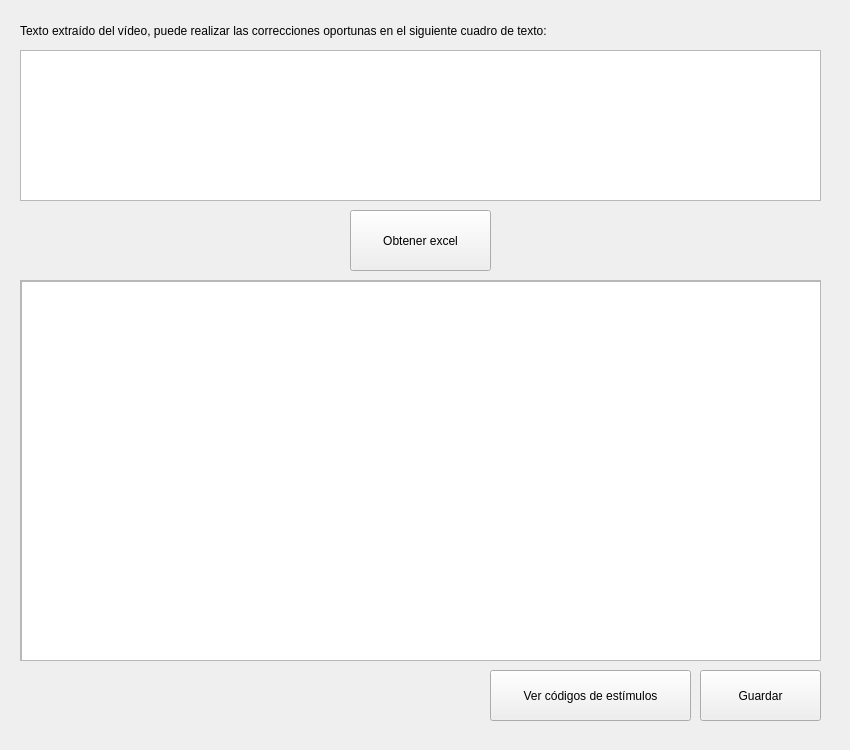
Above: Interfaz/tercerapantalla.ui from sofiamartinezparada/TFG before the change. Below: the same form after it.
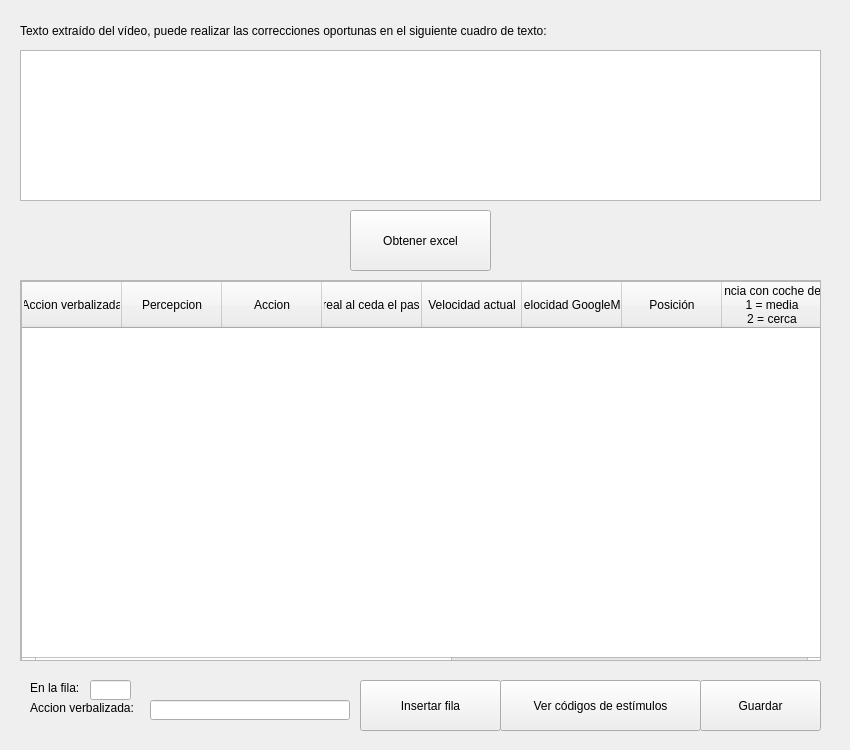
That is the form after the change.

What changed in the file:
```diff
--- a/Interfaz/tercerapantalla.ui
+++ b/Interfaz/tercerapantalla.ui
@@ -40,7 +40,7 @@
     <property name="geometry">
      <rect>
       <x>700</x>
-      <y>670</y>
+      <y>680</y>
       <width>121</width>
       <height>51</height>
      </rect>
@@ -65,8 +65,8 @@
    <widget class="QPushButton" name="ver_codigos">
     <property name="geometry">
      <rect>
-      <x>490</x>
-      <y>670</y>
+      <x>500</x>
+      <y>680</y>
       <width>201</width>
       <height>51</height>
      </rect>
@@ -105,6 +105,73 @@
         <height>391</height>
        </rect>
       </property>
+      <column>
+       <property name="text">
+        <string>Accion verbalizada</string>
+       </property>
+      </column>
+      <column>
+       <property name="text">
+        <string>Percepcion</string>
+       </property>
+      </column>
+      <column>
+       <property name="text">
+        <string>Accion</string>
+       </property>
+      </column>
+      <column>
+       <property name="text">
+        <string>Distancia real al ceda el paso (metros)</string>
+       </property>
+      </column>
+      <column>
+       <property name="text">
+        <string>Velocidad actual</string>
+       </property>
+      </column>
+      <column>
+       <property name="text">
+        <string>Límite velocidad GoogleMaps API</string>
+       </property>
+      </column>
+      <column>
+       <property name="text">
+        <string>Posición</string>
+       </property>
+      </column>
+      <column>
+       <property name="text">
+        <string>Distancia con coche delante
+1 = media
+2 = cerca</string>
+       </property>
+      </column>
+      <column>
+       <property name="text">
+        <string>Zi</string>
+       </property>
+      </column>
+      <column>
+       <property name="text">
+        <string>Zc</string>
+       </property>
+      </column>
+      <column>
+       <property name="text">
+        <string>Zd</string>
+       </property>
+      </column>
+      <column>
+       <property name="text">
+        <string>Coche en Carril izquierda</string>
+       </property>
+      </column>
+      <column>
+       <property name="text">
+        <string>Coche en Carril derecho</string>
+       </property>
+      </column>
      </widget>
     </widget>
    </widget>
@@ -121,6 +188,65 @@
      <string>Texto extraído del vídeo, puede realizar las correcciones oportunas en el siguiente cuadro de texto:</string>
     </property>
    </widget>
+   <widget class="QPushButton" name="insertar_fila">
+    <property name="geometry">
+     <rect>
+      <x>360</x>
+      <y>680</y>
+      <width>141</width>
+      <height>51</height>
+     </rect>
+    </property>
+    <property name="text">
+     <string>Insertar fila</string>
+    </property>
+   </widget>
+   <widget class="QLabel" name="label_2">
+    <property name="geometry">
+     <rect>
+      <x>30</x>
+      <y>680</y>
+      <width>60</width>
+      <height>16</height>
+     </rect>
+    </property>
+    <property name="text">
+     <string>En la fila:</string>
+    </property>
+   </widget>
+   <widget class="QLabel" name="label_3">
+    <property name="geometry">
+     <rect>
+      <x>30</x>
+      <y>700</y>
+      <width>121</width>
+      <height>16</height>
+     </rect>
+    </property>
+    <property name="text">
+     <string>Accion verbalizada:</string>
+    </property>
+   </widget>
+   <widget class="QLineEdit" name="fila_edit">
+    <property name="geometry">
+     <rect>
+      <x>90</x>
+      <y>680</y>
+      <width>41</width>
+      <height>20</height>
+     </rect>
+    </property>
+   </widget>
+   <widget class="QLineEdit" name="verbalizada_edit">
+    <property name="geometry">
+     <rect>
+      <x>150</x>
+      <y>700</y>
+      <width>200</width>
+      <height>20</height>
+     </rect>
+    </property>
+   </widget>
   </widget>
  </widget>
  <resources/>
```
